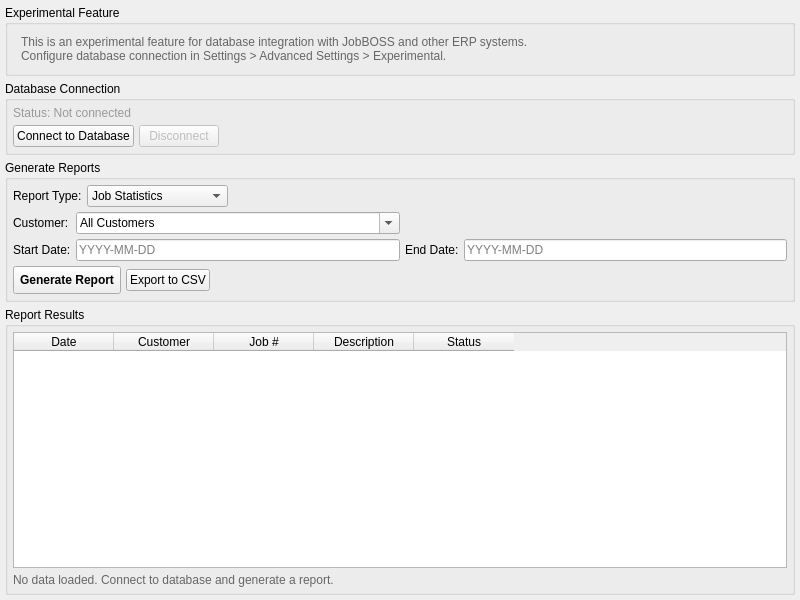
Old version of the form modules/reporting/ui/reporting_tab.ui in the repository i-machine-things-org/JobDocs.
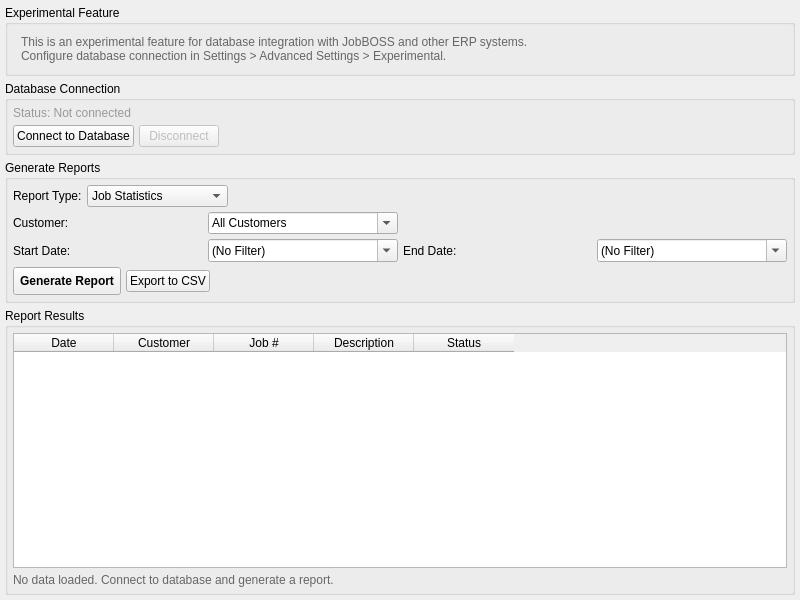
New version of the form.

Commit message: feat: add calendar date picker for Start/End Date fields

The edit to the form file:
```diff
--- a/modules/reporting/ui/reporting_tab.ui
+++ b/modules/reporting/ui/reporting_tab.ui
@@ -238,9 +238,29 @@
          </widget>
         </item>
         <item row="1" column="1">
-         <widget class="QLineEdit" name="report_start_date">
-          <property name="placeholderText">
-           <string>YYYY-MM-DD</string>
+         <widget class="QDateEdit" name="report_start_date">
+          <property name="calendarPopup">
+           <bool>true</bool>
+          </property>
+          <property name="displayFormat">
+           <string>yyyy-MM-dd</string>
+          </property>
+          <property name="specialValueText">
+           <string>(No Filter)</string>
+          </property>
+          <property name="minimumDate">
+           <date>
+            <year>2000</year>
+            <month>1</month>
+            <day>1</day>
+           </date>
+          </property>
+          <property name="date">
+           <date>
+            <year>2000</year>
+            <month>1</month>
+            <day>1</day>
+           </date>
           </property>
          </widget>
         </item>
@@ -252,9 +272,29 @@
          </widget>
         </item>
         <item row="1" column="3">
-         <widget class="QLineEdit" name="report_end_date">
-          <property name="placeholderText">
-           <string>YYYY-MM-DD</string>
+         <widget class="QDateEdit" name="report_end_date">
+          <property name="calendarPopup">
+           <bool>true</bool>
+          </property>
+          <property name="displayFormat">
+           <string>yyyy-MM-dd</string>
+          </property>
+          <property name="specialValueText">
+           <string>(No Filter)</string>
+          </property>
+          <property name="minimumDate">
+           <date>
+            <year>2000</year>
+            <month>1</month>
+            <day>1</day>
+           </date>
+          </property>
+          <property name="date">
+           <date>
+            <year>2000</year>
+            <month>1</month>
+            <day>1</day>
+           </date>
           </property>
          </widget>
         </item>
```
The commit also changes 1 other file.
